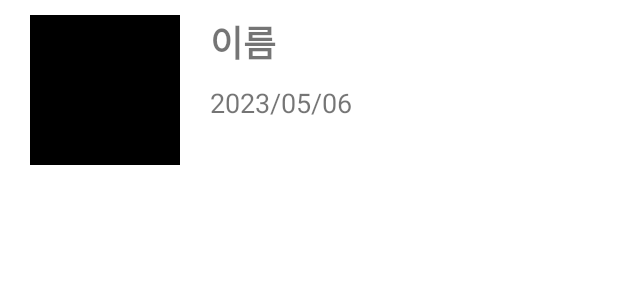
After one commit to sehako/Doorlock, an Android app: the layout user_item.xml on its own in the app's theme, with its tools: preview values and no code run, on a phone screen of 412 x 824 dp. The commit adds this screen. Shown: the top 300 px of the screen. Run offline under Robolectric (Android 15) with nearby library versions, the phone set to English and light mode, and no system bars.

Commit message:
리사이클러 뷰 구현 중
카메라 구현 중

```diff
--- a/app/build.gradle
+++ b/app/build.gradle
@@ -45,6 +45,7 @@ dependencies {
     implementation 'androidx.lifecycle:lifecycle-viewmodel-ktx:2.6.1'
     implementation 'androidx.navigation:navigation-fragment-ktx:2.5.3'
     implementation 'androidx.navigation:navigation-ui-ktx:2.5.3'
+    implementation 'androidx.camera:camera-core:1.0.2'
     testImplementation 'junit:junit:4.13.2'
     androidTestImplementation 'androidx.test.ext:junit:1.1.5'
     androidTestImplementation 'androidx.test.espresso:espresso-core:3.5.1'
--- /dev/null
+++ b/app/src/main/res/layout/user_item.xml
@@ -0,0 +1,42 @@
+<?xml version="1.0" encoding="utf-8"?>
+<androidx.constraintlayout.widget.ConstraintLayout xmlns:android="http://schemas.android.com/apk/res/android"
+    android:layout_width="match_parent"
+    android:layout_height="wrap_content"
+    xmlns:tools="http://schemas.android.com/tools"
+    android:paddingHorizontal="20dp"
+    android:paddingVertical="10dp"
+    xmlns:app="http://schemas.android.com/apk/res-auto">
+
+    <ImageView
+        android:id="@+id/img_photo"
+        android:layout_width="100dp"
+        android:layout_height="100dp"
+        android:src="@color/black"
+        app:layout_constraintTop_toTopOf="parent"
+        app:layout_constraintStart_toStartOf="parent"
+        app:layout_constraintBottom_toBottomOf="parent"/>
+
+    <TextView
+        android:id="@+id/tv_name"
+        android:layout_width="wrap_content"
+        android:layout_height="wrap_content"
+        android:text="이름"
+        android:textStyle="bold"
+        android:layout_marginLeft="20dp"
+        android:textSize="24sp"
+        app:layout_constraintLeft_toRightOf="@id/img_photo"
+        app:layout_constraintTop_toTopOf="parent"/>
+
+    <TextView
+        android:id="@+id/tv_date"
+        android:layout_width="wrap_content"
+        android:layout_height="wrap_content"
+        android:text="2023/05/06"
+        android:layout_marginTop="10dp"
+        android:layout_marginLeft="20dp"
+        android:textSize="18sp"
+        app:layout_constraintLeft_toRightOf="@id/img_photo"
+        app:layout_constraintTop_toBottomOf="@id/tv_name"/>
+
+
+</androidx.constraintlayout.widget.ConstraintLayout>
--- a/app/src/main/res/values/strings.xml
+++ b/app/src/main/res/values/strings.xml
@@ -3,4 +3,6 @@
     <string name="title_home">Home</string>
     <string name="title_dashboard">Dashboard</string>
     <string name="title_notifications">Notifications</string>
+    <!-- TODO: Remove or change this placeholder text -->
+    <string name="hello_blank_fragment">Hello blank fragment</string>
 </resources>
--- a/build.gradle
+++ b/build.gradle
@@ -1,6 +1,6 @@
 // Top-level build file where you can add configuration options common to all sub-projects/modules.
 plugins {
-    id 'com.android.application' version '7.4.2' apply false
-    id 'com.android.library' version '7.4.2' apply false
+    id 'com.android.application' version '8.0.1' apply false
+    id 'com.android.library' version '8.0.1' apply false
     id 'org.jetbrains.kotlin.android' version '1.8.0' apply false
 }
--- a/gradle.properties
+++ b/gradle.properties
@@ -21,3 +21,5 @@ kotlin.code.style=official
 # resources declared in the library itself and none from the library's dependencies,
 # thereby reducing the size of the R class for that library
 android.nonTransitiveRClass=true
+android.defaults.buildfeatures.buildconfig=true
+android.nonFinalResIds=false
```
Also changed, not shown: app/src/main/AndroidManifest.xml (+10 -1 lines), app/src/main/java/com/example/doorlock/MainActivity.kt (+1 -19 lines), app/src/main/java/com/example/doorlock/UserRvAdapter.kt (added, +38 -0 lines), app/src/main/java/com/example/doorlock/Users.kt (added, +9 -0 lines), app/src/main/java/com/example/doorlock/ui/home/HomeFragment.kt (+12 -19 lines), app/src/main/res/layout/fragment_home.xml (+18 -11 lines), app/src/main/res/menu/app_bar_menu.xml (deleted, +0 -10 lines), gradle/wrapper/gradle-wrapper.properties.
